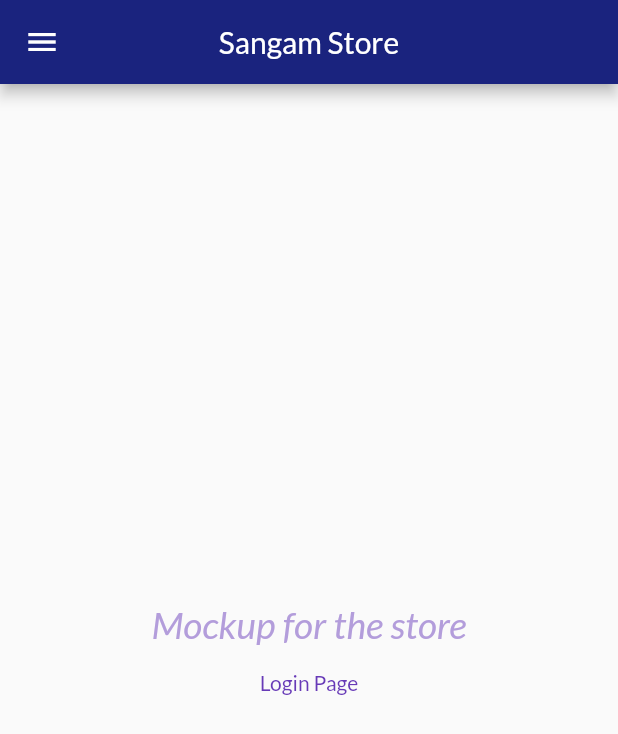
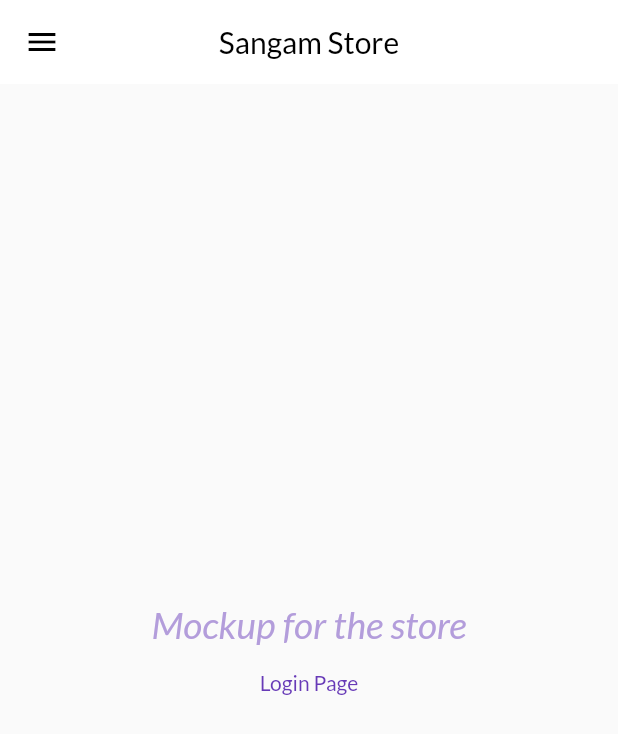
Before and after one commit to lamsalsangam/Flutter, a Flutter app: the screen it shows after launch, on a phone screen of 412 x 824 dp. Shown: the top 734 px of the screen. Run offline on Flutter 3.47's test engine with Material 2 defaults, Android fonts, the light colour scheme and no system bars; our stand-ins replace flutter_spinkit, google_fonts.

Commit message:
Trying Out

```diff
--- a/catalog_app/lib/pages/home_page.dart
+++ b/catalog_app/lib/pages/home_page.dart
@@ -9,9 +9,16 @@ class MyHomePage extends StatelessWidget{
   Widget build(BuildContext context){
     return Scaffold(
       appBar: AppBar(
-        title: Text(title),
+        title: Text(
+          title,
+          style: const TextStyle(
+            color: Colors.black,
+          ),
+        ),
         centerTitle: true,
-        backgroundColor: Colors.indigo[900],
+        backgroundColor: Colors.white,
+        elevation: 0.0,
+        iconTheme: const IconThemeData(color: Colors.black),
       ),
       drawer: const SafeArea(
         child: MyDrawer(),
```
